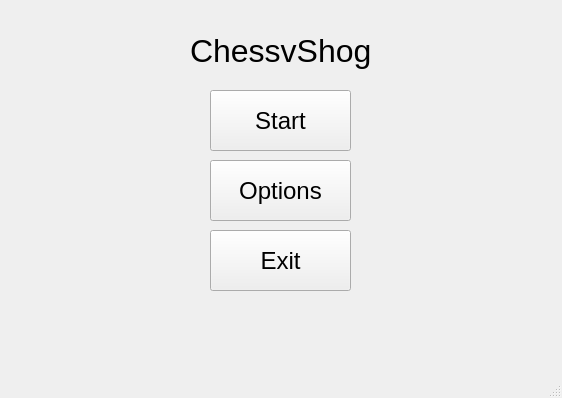
First picture: the form in chessVshogi/UI/mainwindow.ui, repository sahinakkaya/chess, before the edit.
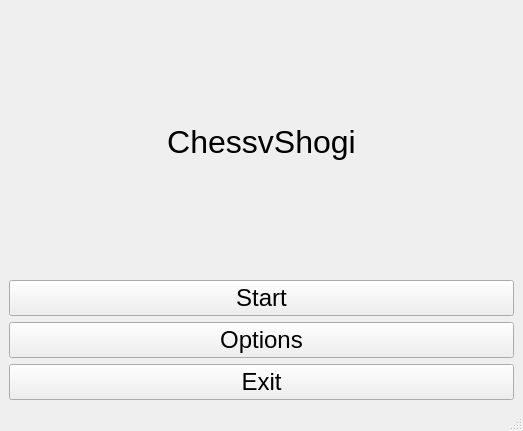
Second picture: the form after the edit.

Commit message: Use dynamic layouts in ui

```diff
--- a/chessVshogi/UI/mainwindow.ui
+++ b/chessVshogi/UI/mainwindow.ui
@@ -6,23 +6,32 @@
    <rect>
     <x>0</x>
     <y>0</y>
-    <width>562</width>
-    <height>398</height>
+    <width>523</width>
+    <height>431</height>
    </rect>
   </property>
   <property name="windowTitle">
    <string>MainWindow</string>
   </property>
   <widget class="QWidget" name="centralwidget">
+   <layout class="QVBoxLayout" name="verticalLayout">
+    <item>
+     <widget class="QLabel" name="label">
+      <property name="font">
+       <font>
+        <pointsize>24</pointsize>
+       </font>
+      </property>
+      <property name="text">
+       <string>ChessvShogi</string>
+      </property>
+      <property name="alignment">
+       <set>Qt::AlignCenter</set>
+      </property>
+     </widget>
+    </item>
+    <item>
    <widget class="QPushButton" name="pushButton">
-    <property name="geometry">
-     <rect>
-      <x>210</x>
-      <y>90</y>
-      <width>141</width>
-      <height>61</height>
-     </rect>
-    </property>
     <property name="font">
      <font>
       <pointsize>18</pointsize>
@@ -32,15 +41,9 @@
      <string>Start</string>
     </property>
    </widget>
+    </item>
+    <item>
    <widget class="QPushButton" name="pushButton_2">
-    <property name="geometry">
-     <rect>
-      <x>210</x>
-      <y>160</y>
-      <width>141</width>
-      <height>61</height>
-     </rect>
-    </property>
     <property name="font">
      <font>
       <pointsize>18</pointsize>
@@ -50,15 +53,9 @@
      <string>Options</string>
     </property>
    </widget>
+    </item>
+    <item>
    <widget class="QPushButton" name="pushButton_3">
-    <property name="geometry">
-     <rect>
-      <x>210</x>
-      <y>230</y>
-      <width>141</width>
-      <height>61</height>
-     </rect>
-    </property>
     <property name="font">
      <font>
       <pointsize>18</pointsize>
@@ -68,24 +65,8 @@
      <string>Exit</string>
     </property>
    </widget>
-   <widget class="QLabel" name="label">
-    <property name="geometry">
-     <rect>
-      <x>190</x>
-      <y>30</y>
-      <width>181</width>
-      <height>41</height>
-     </rect>
-    </property>
-    <property name="font">
-     <font>
-      <pointsize>24</pointsize>
-     </font>
-    </property>
-    <property name="text">
-     <string>ChessvShogi</string>
-    </property>
-   </widget>
+    </item>
+   </layout>
   </widget>
   <widget class="QMenuBar" name="menubar">
    <property name="geometry">
```
Left out of the diff: 4 changed lines with no effect on the pictures. Lines whose indentation alone changed are shown as unchanged. The commit also changes 1 other file.
